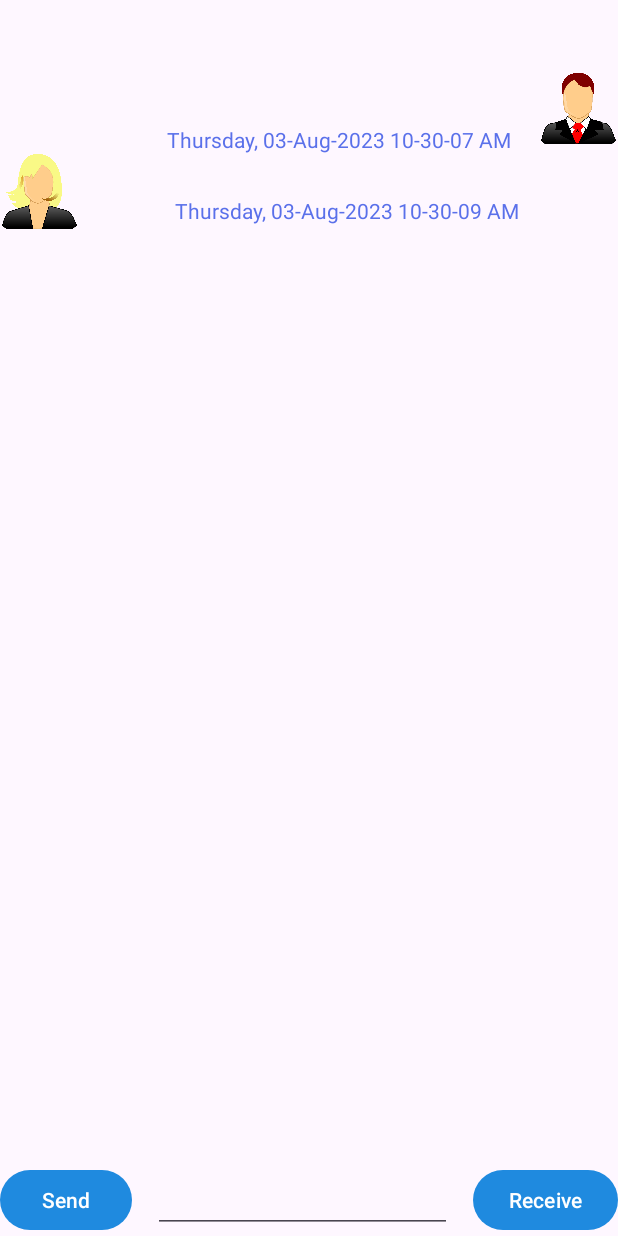
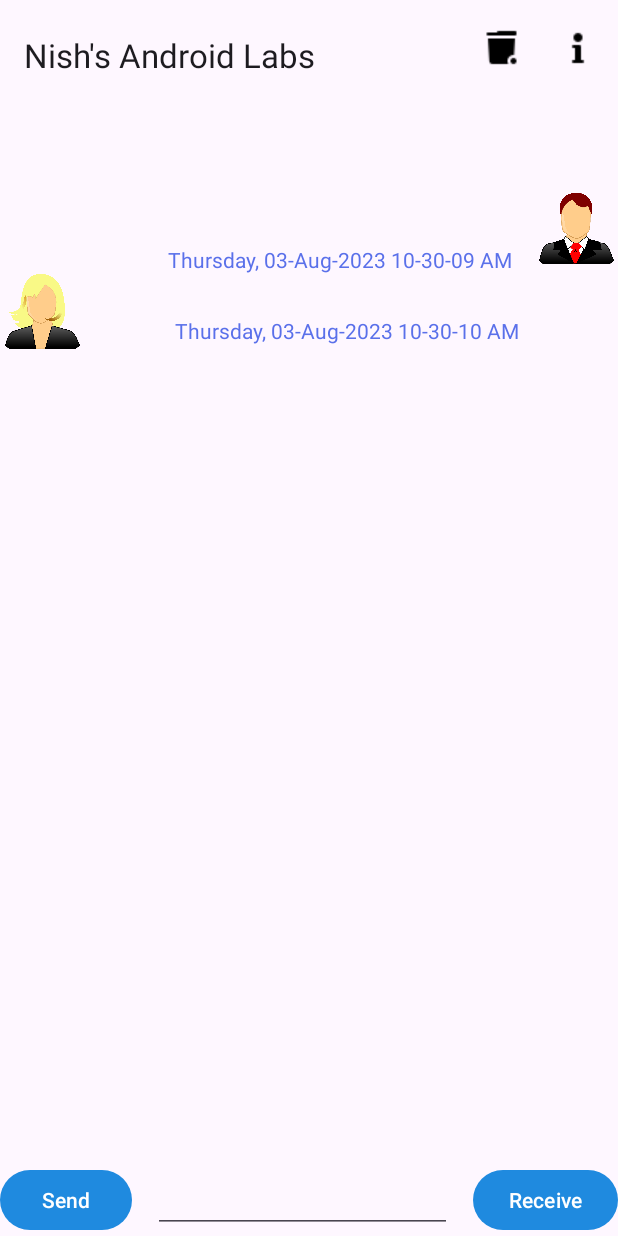
Before and after one commit to Nish-patel16/MyAndroidLabs, an Android app: the screen it shows after launch (ChatRoom), after a tap on an icon or button, on a phone screen of 412 x 824 dp. Run offline under Robolectric (Android 15) with nearby library versions, the phone set to English and light mode, and no system bars; our stand-ins replace Room's generated code; 3 other taps on this screen came first.

Commit message:
Final Completed lab 9

```diff
--- a/app/src/main/java/algonquin/cst2335/pate1088/ChatRoom.java
+++ b/app/src/main/java/algonquin/cst2335/pate1088/ChatRoom.java
@@ -1,9 +1,7 @@
 package algonquin.cst2335.pate1088;
 
 import static algonquin.cst2335.pate1088.ChatRoom.chatModel;
-import static algonquin.cst2335.pate1088.ChatRoom.mDAO;
 import static algonquin.cst2335.pate1088.ChatRoom.messages;
-import static algonquin.cst2335.pate1088.ChatRoom.myAdapter;
 
 import androidx.annotation.NonNull;
 import androidx.appcompat.app.AlertDialog;
@@ -17,10 +15,13 @@ import androidx.recyclerview.widget.RecyclerView;
 import androidx.room.Room;
 
 import android.os.Bundle;
+import android.view.Menu;
+import android.view.MenuItem;
 import android.view.View;
 import android.view.ViewGroup;
 import android.widget.ImageView;
 import android.widget.TextView;
+import android.widget.Toast;
 
 import com.google.android.material.snackbar.Snackbar;
 
@@ -44,8 +45,67 @@ public class ChatRoom extends AppCompatActivity {
 
 
     @Override
+    public boolean onCreateOptionsMenu(Menu menu) {
+        getMenuInflater().inflate(R.menu.menu, menu);
+
+        return true;
+    }
+
+    @Override
+    public boolean onOptionsItemSelected(@NonNull MenuItem item) {
+        switch( item.getItemId() ) {
+            case R.id.item_1:
+                ChatMessage selectedMessage = chatModel.selectedMessage.getValue();
+                if (selectedMessage != null) {
+                    int position = messages.indexOf(selectedMessage);
+                    if (position != -1) {
+                        AlertDialog.Builder builder = new AlertDialog.Builder(this);
+                        builder.setMessage("Do you want to delete the message: " + selectedMessage.getMessage())
+                                .setTitle("Question:")
+                                .setPositiveButton("Yes", (dialogI, cl) -> {
+                                    ChatMessage m = messages.get(position);
+                                    messages.remove(position);
+                                    myAdapter.notifyItemRemoved(position);
+
+                                    Executor thread = Executors.newSingleThreadExecutor();
+                                    thread.execute(() -> {
+                                        mDAO.deleteMessage(m);
+                                    });
+
+                                    Snackbar.make(binding.getRoot(), "You deleted message #" + position, Snackbar.LENGTH_LONG)
+                                            .setAction("Undo", snackbar -> {
+                                                messages.add(position, m);
+                                                myAdapter.notifyItemInserted(position);
+                                                Executor thread1 = Executors.newSingleThreadExecutor();
+                                                thread1.execute(() -> {
+                                                    mDAO.insertMessage(m);
+                                                });
+                                            })
+                                            .show();
+                                })
+                                .setNegativeButton("No", (dialogI, cl) -> {})
+                                .create()
+                                .show();
+                    }
+                }
+                break;
+
+            case R.id.item_2:
+                Toast.makeText(this, "Version 1.0, created by Nish Patel", Toast.LENGTH_SHORT).show();
+                break;
+        }
+
+        return true;
+    }
+
+
+    @Override
     protected void onCreate(Bundle savedInstanceState) {
         super.onCreate(savedInstanceState);
+        binding = ActivityChatRoomBinding.inflate(getLayoutInflater());
+        setSupportActionBar(binding.myToolbar);
+
+
         chatModel = new ViewModelProvider(this).get(ChatRoomViewModel.class);
 
         MessageDatabase db = Room.databaseBuilder(getApplicationContext(), MessageDatabase.class, "MessageDatabase").build();
@@ -72,7 +132,6 @@ public class ChatRoom extends AppCompatActivity {
             }
         });
 
-        binding = ActivityChatRoomBinding.inflate(getLayoutInflater());
         setContentView(binding.getRoot());
 
         SimpleDateFormat sdf = new SimpleDateFormat("EEEE, dd-MMM-yyyy hh-mm-ss a");
@@ -100,7 +159,7 @@ public class ChatRoom extends AppCompatActivity {
 
             Executor thread = Executors.newSingleThreadExecutor();
             thread.execute(() -> {
-                mDAO.insertMessage(message);
+                message.id=(int) mDAO.insertMessage(message);
             });
         });
 
@@ -137,15 +196,16 @@ public class ChatRoom extends AppCompatActivity {
             }
         });
 
-        chatModel.selectedMessage.observe(this, (newMessageValue) -> {
-            MessageDetailsFragment chatFragment = new MessageDetailsFragment( newMessageValue );
-            FragmentManager fMgr = getSupportFragmentManager();
-            FragmentTransaction tx = fMgr.beginTransaction();
-            tx.replace(R.id.fragmentLocation, chatFragment);
-            tx.addToBackStack("");
-            tx.commit();
 
-        });
+//        chatModel.selectedMessage.observe(this, (newMessageValue) -> {
+//            MessageDetailsFragment chatFragment = new MessageDetailsFragment( newMessageValue );
+//            FragmentManager fMgr = getSupportFragmentManager();
+//            FragmentTransaction tx = fMgr.beginTransaction();
+//            tx.replace(R.id.fragmentLocation, chatFragment);
+//            tx.addToBackStack("");
+//            tx.commit();
+//
+//        });
 
     }
 }
@@ -155,52 +215,20 @@ class MyRowHolder extends RecyclerView.ViewHolder {
     TextView timeText;
     ImageView senderImage;
 
-
-
     public MyRowHolder(@NonNull View itemView) {
         super(itemView);
 
         itemView.setOnClickListener(clk -> {
-
             int position = getAbsoluteAdapterPosition();
             ChatMessage selected = messages.get(position);
 
             chatModel.selectedMessage.postValue(selected);
 
-            /*int position = getAbsoluteAdapterPosition();
-            AlertDialog.Builder builder = new AlertDialog.Builder(itemView.getContext());
-            builder.setMessage("Do you want to delete the message: " + messageText.getText())
-                    .setTitle("Question:")
-                    .setNegativeButton("No", (dialog, cl) -> {
-                    })
-                    .setPositiveButton("Yes", (dialog, cl) -> {
 
-                        ChatMessage m = messages.get(position);
-                        messages.remove(position);
-                        myAdapter.notifyItemRemoved(position);
-
-                        Executor thread = Executors.newSingleThreadExecutor();
-                        thread.execute(() -> {
-                            mDAO.deleteMessage(m);
-                        });
-
-                        Snackbar.make(messageText, "You deleted a message#" + position, Snackbar.LENGTH_LONG)
-                                .setAction("Undo", click -> {
-                                    messages.add(position, m);
-                                    myAdapter.notifyItemInserted(position);
-                                    Executor thread1 = Executors.newSingleThreadExecutor();
-                                    thread1.execute(() -> {
-                                        mDAO.insertMessage(m);
-                                    });
-                                })
-                                .show();
-
-                    }).create().show();*/
         });
 
         messageText = itemView.findViewById(R.id.messageText);
         timeText = itemView.findViewById(R.id.timeText);
         senderImage = itemView.findViewById(R.id.senderImage);
     }
-
 }
--- a/app/src/main/res/layout/activity_chat_room.xml
+++ b/app/src/main/res/layout/activity_chat_room.xml
@@ -6,11 +6,16 @@
     android:layout_height="match_parent"
     tools:context=".ChatRoom">
 
+    <androidx.appcompat.widget.Toolbar
+        android:id="@+id/myToolbar"
+        android:layout_width="409dp"
+        android:layout_height="73dp"
+        tools:layout_editor_absoluteX="2dp" />
 
     <androidx.recyclerview.widget.RecyclerView
         android:id="@+id/recycleView"
-        android:layout_width="409dp"
-        android:layout_height="729dp"
+        android:layout_width="406dp"
+        android:layout_height="569dp"
         android:layout_marginStart="1dp"
         android:layout_marginTop="1dp"
         android:layout_marginEnd="1dp"
--- /dev/null
+++ b/app/src/main/res/menu/menu.xml
@@ -0,0 +1,14 @@
+<?xml version="1.0" encoding="utf-8"?>
+<menu xmlns:android="http://schemas.android.com/apk/res/android"
+    xmlns:app="http://schemas.android.com/apk/res-auto">
+    <item
+        android:id="@+id/item_1"
+        android:icon="@drawable/garbage"
+        android:title="Delete this item"
+        app:showAsAction="always" />
+    <item
+        android:id="@+id/item_2"
+        android:icon="@drawable/about"
+        android:title="About"
+        app:showAsAction="always" />
+</menu>
--- a/app/src/main/res/values-night/themes.xml
+++ b/app/src/main/res/values-night/themes.xml
@@ -3,5 +3,7 @@
     <style name="Base.Theme.NishsAndroidLabs" parent="Theme.Material3.DayNight.NoActionBar">
         <!-- Customize your dark theme here. -->
         <!-- <item name="colorPrimary">@color/my_dark_primary</item> -->
+        <item name="windowActionBar">false</item>
+        <item name="windowNoTitle">true</item>
     </style>
 </resources>
--- a/app/src/main/res/values/themes.xml
+++ b/app/src/main/res/values/themes.xml
@@ -11,7 +11,8 @@
 
         <item name="android:textColor">@color/my_text </item>
 
-
+        <item name="windowActionBar">false</item>
+        <item name="windowNoTitle">true</item>
 
     </style>
 
--- a/build.gradle
+++ b/build.gradle
@@ -1,5 +1,5 @@
 // Top-level build file where you can add configuration options common to all sub-projects/modules.
 plugins {
-    id 'com.android.application' version '8.0.1' apply false
-    id 'com.android.library' version '8.0.1' apply false
+    id 'com.android.application' version '7.4.0' apply false
+    id 'com.android.library' version '7.4.0' apply false
 }
```
Also changed, not shown: app/src/main/res/drawable/about.png (added), app/src/main/res/drawable/garbage.png (added).
